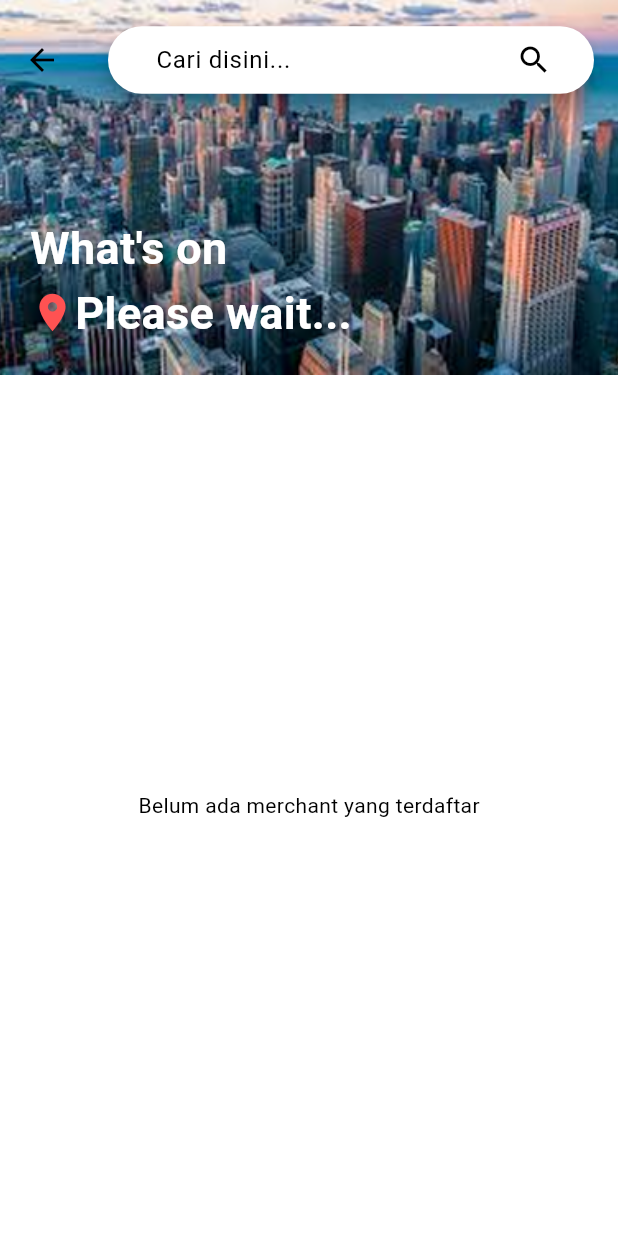
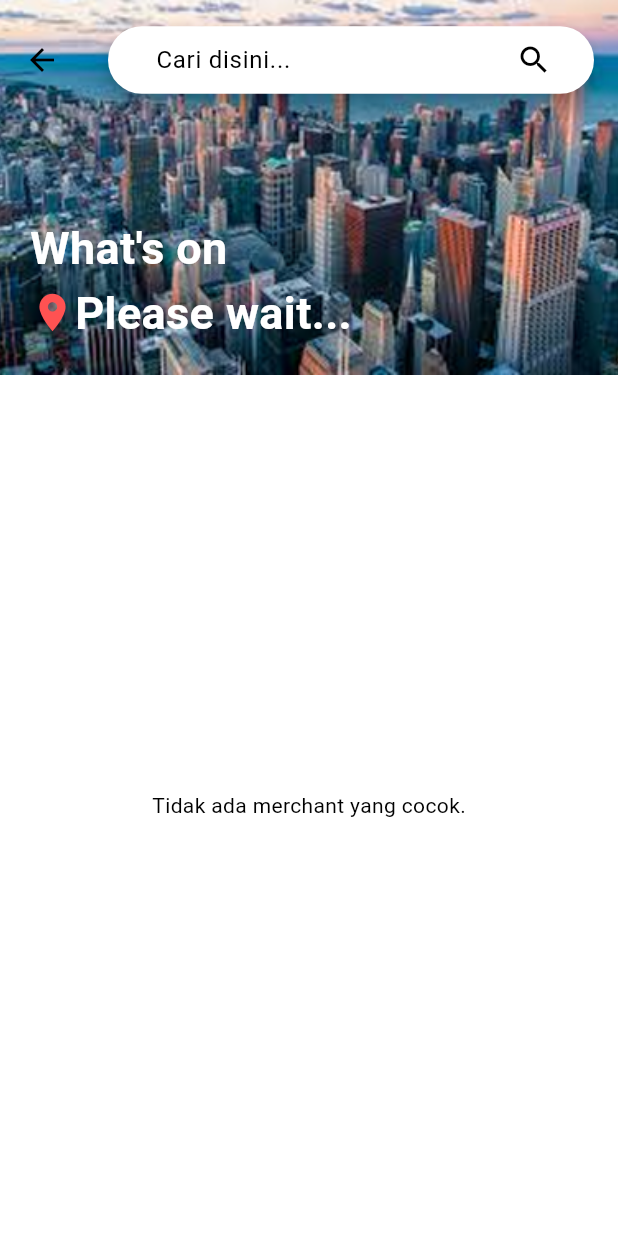
Before and after one commit to MedG12/WarGo, a Flutter app: the HomeScreen screen opened directly, on a phone screen of 412 x 824 dp. Run offline on Flutter 3.47's test engine with Material 3 defaults, Android fonts, the phone set to English and light mode, and no system bars; our stand-ins replace cloud_firestore, firebase_auth, firebase_core, firebase_database, flutter_local_notifications, flutter_map and 6 more; accounts and stored records are empty.

Commit message:
search bar

```diff
--- a/lib/screens/user/home.dart
+++ b/lib/screens/user/home.dart
@@ -7,12 +7,10 @@ import 'package:wargo/services/location_service.dart';
 import 'package:wargo/services/merchant/merchant_service.dart';
 import 'package:wargo/widgets/sellerCard.dart';
 
-// Definisikan warna utama
+// Warna
 const Color primaryColor = Color(0xFF0E2148);
-const Color textLightColor =
-    Colors.white; // Warna teks di atas background gelap
-const Color textDarkColor =
-    Colors.black87; // Warna teks di atas background terang
+const Color textLightColor = Colors.white;
+const Color textDarkColor = Colors.black87;
 const Color textMutedColor = Colors.grey;
 
 class HomeScreen extends StatefulWidget {
@@ -23,19 +21,49 @@ class HomeScreen extends StatefulWidget {
 }
 
 class _HomeScreenState extends State<HomeScreen> {
-  AuthService authService = AuthService();
+  final AuthService authService = AuthService();
   final MerchantService _merchantService = MerchantService();
+  final SearchController _searchController = SearchController();
+
+  String _searchKeyword = '';
+
+  @override
+  void initState() {
+    super.initState();
+    _searchController.addListener(_onSearchChanged);
+  }
+
+  @override
+  void dispose() {
+    _searchController.removeListener(_onSearchChanged);
+    _searchController.dispose();
+    super.dispose();
+  }
+
+  void _onSearchChanged() {
+    setState(() {
+      _searchKeyword = _searchController.text.toLowerCase();
+    });
+  }
+
+  List<MerchantModel> _filterMerchants(List<MerchantModel> merchants) {
+    if (_searchKeyword.isEmpty) return merchants;
+    return merchants.where((merchant) {
+      final name = merchant.name?.toLowerCase() ?? '';
+      return name.contains(_searchKeyword);
+    }).toList();
+  }
 
   @override
   Widget build(BuildContext context) {
     String? currentCity = context.watch<LocationService>().currentCity;
-    SearchController _searchController = SearchController();
+
     return Scaffold(
       body: SafeArea(
         child: CustomScrollView(
           slivers: [
             SliverAppBar(
-              expandedHeight: 250, // Tinggi gambar
+              expandedHeight: 250,
               backgroundColor: primaryColor,
               floating: false,
               pinned: true,
@@ -49,19 +77,18 @@ class _HomeScreenState extends State<HomeScreen> {
                       alignment: Alignment.topCenter,
                       fit: BoxFit.cover,
                       width: double.infinity,
-                      height: 300, // Sesuaikan tinggi gambar
+                      height: 300,
                     ),
                     Positioned(
                       bottom: 20,
                       left: 20,
                       right: 10,
                       child: Column(
-                        mainAxisSize: MainAxisSize.min,
                         crossAxisAlignment: CrossAxisAlignment.start,
                         children: [
                           Text(
                             "What's on",
-                            style: TextStyle(
+                            style: const TextStyle(
                               color: textLightColor,
                               fontSize: 30,
                               fontWeight: FontWeight.bold,
@@ -69,7 +96,7 @@ class _HomeScreenState extends State<HomeScreen> {
                           ),
                           Row(
                             children: [
-                              Icon(
+                              const Icon(
                                 Icons.location_on_sharp,
                                 color: Colors.redAccent,
                                 size: 30,
@@ -77,13 +104,11 @@ class _HomeScreenState extends State<HomeScreen> {
                               Flexible(
                                 child: Text(
                                   currentCity ?? 'Please wait...',
-                                  style: TextStyle(
+                                  style: const TextStyle(
                                     color: textLightColor,
                                     fontSize: 30,
                                     fontWeight: FontWeight.bold,
                                   ),
-                                  softWrap: true,
-                                  overflow: TextOverflow.visible,
                                 ),
                               ),
                             ],
@@ -106,12 +131,17 @@ class _HomeScreenState extends State<HomeScreen> {
                     IconButton(
                       icon: const Icon(Icons.search),
                       tooltip: 'Search',
-                      onPressed: () {},
+                      onPressed: () {
+                        // Optional jika ingin trigger search manual
+                        FocusScope.of(context).unfocus();
+                        setState(() {});
+                      },
                     ),
                   ],
                 ),
               ),
             ),
+
             StreamBuilder<List<MerchantModel>>(
               stream: _merchantService.getMerchants(),
               builder: (context, snapshot) {
@@ -130,10 +160,12 @@ class _HomeScreenState extends State<HomeScreen> {
                 }
 
                 final merchants = snapshot.data ?? [];
-                if (merchants.isEmpty) {
+                final filteredMerchants = _filterMerchants(merchants);
+
+                if (filteredMerchants.isEmpty) {
                   return const SliverFillRemaining(
                     child: Center(
-                      child: Text('Belum ada merchant yang terdaftar'),
+                      child: Text('Tidak ada merchant yang cocok.'),
                     ),
                   );
                 }
@@ -147,10 +179,10 @@ class _HomeScreenState extends State<HomeScreen> {
                       color: Colors.white,
                       child: ListView.builder(
                         physics: const NeverScrollableScrollPhysics(),
-                        padding: const EdgeInsets.only(top: 16, bottom: 16),
-                        itemCount: merchants.length,
+                        padding: const EdgeInsets.symmetric(vertical: 16),
+                        itemCount: filteredMerchants.length,
                         itemBuilder: (context, index) {
-                          final merchant = merchants[index];
+                          final merchant = filteredMerchants[index];
                           return sellerCard(
                             context,
                             Merchant(
@@ -158,7 +190,7 @@ class _HomeScreenState extends State<HomeScreen> {
                               name: merchant.name,
                               description: merchant.description,
                               imagePath: merchant.photoUrl,
-                              distance: '2.3km', // Static distance as requested
+                              distance: '2.3km',
                               openHours: merchant.openHours,
                             ),
                           );
```
Also changed, not shown: pubspec.lock.
